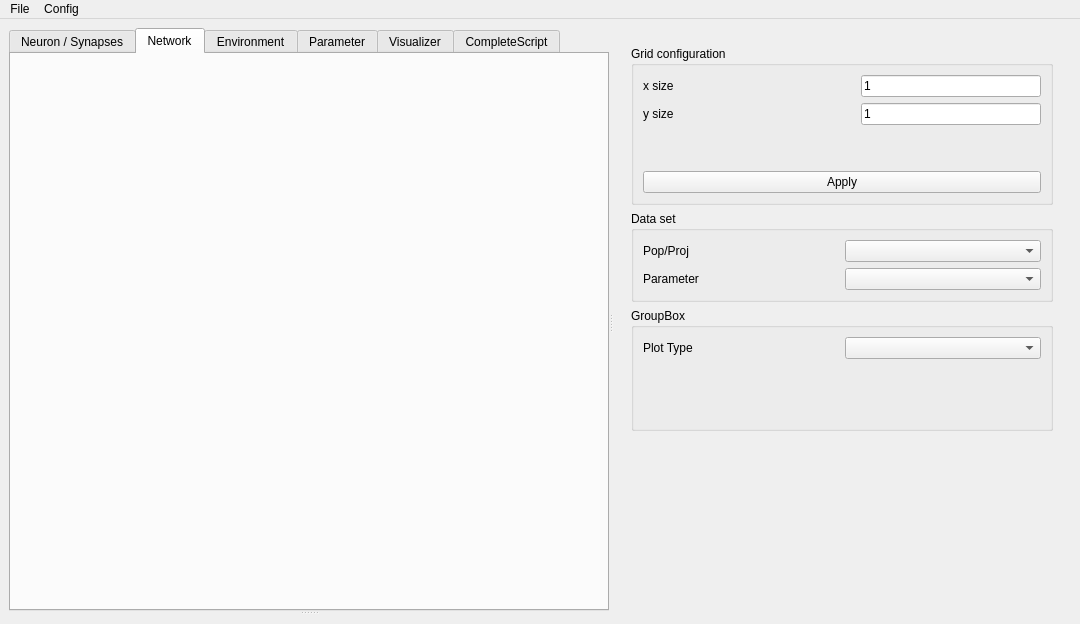
This is ANNarchy4/editor/ANNarchyEditor.ui in ANNarchy/ANNarchy as Qt 5 draws it before an edit. The edited form follows.
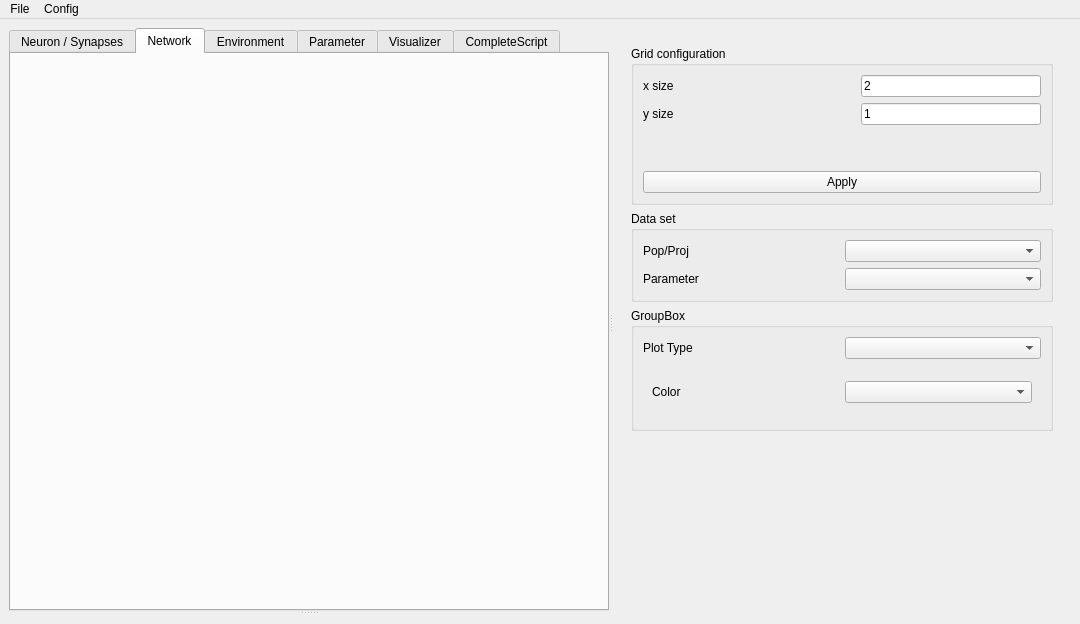
This is the edited form. The open tabs and pages were chosen to show the change. Custom widgets are drawn as their Qt base class.

Commit message: Reimplemented binding between OpenGL widgets and editor.

Patch:
```diff
--- a/ANNarchy4/editor/ANNarchyEditor.ui
+++ b/ANNarchy4/editor/ANNarchyEditor.ui
@@ -394,7 +394,7 @@
                    <item>
                     <widget class="QLineEdit" name="grid_x_dim">
                      <property name="text">
-                      <string>1</string>
+                      <string>2</string>
                      </property>
                     </widget>
                    </item>
@@ -510,8 +510,26 @@
                  <property name="currentIndex">
                   <number>1</number>
                  </property>
-                 <widget class="QWidget" name="page_2"/>
-                 <widget class="QWidget" name="page_3"/>
+                 <widget class="QWidget" name="plot_none"/>
+                 <widget class="QWidget" name="plot_1d">
+                  <layout class="QHBoxLayout" name="horizontalLayout">
+                   <item>
+                    <layout class="QHBoxLayout" name="horizontalLayout_5">
+                     <item>
+                      <widget class="QLabel" name="label_18">
+                       <property name="text">
+                        <string>Color</string>
+                       </property>
+                      </widget>
+                     </item>
+                     <item>
+                      <widget class="QComboBox" name="plot_1d_color"/>
+                     </item>
+                    </layout>
+                   </item>
+                  </layout>
+                 </widget>
+                 <widget class="QWidget" name="plot_2d"/>
                 </widget>
                </item>
               </layout>
```
Left out of the diff: 39 changed lines with no effect on the pictures. The commit also changes 11 other files.
